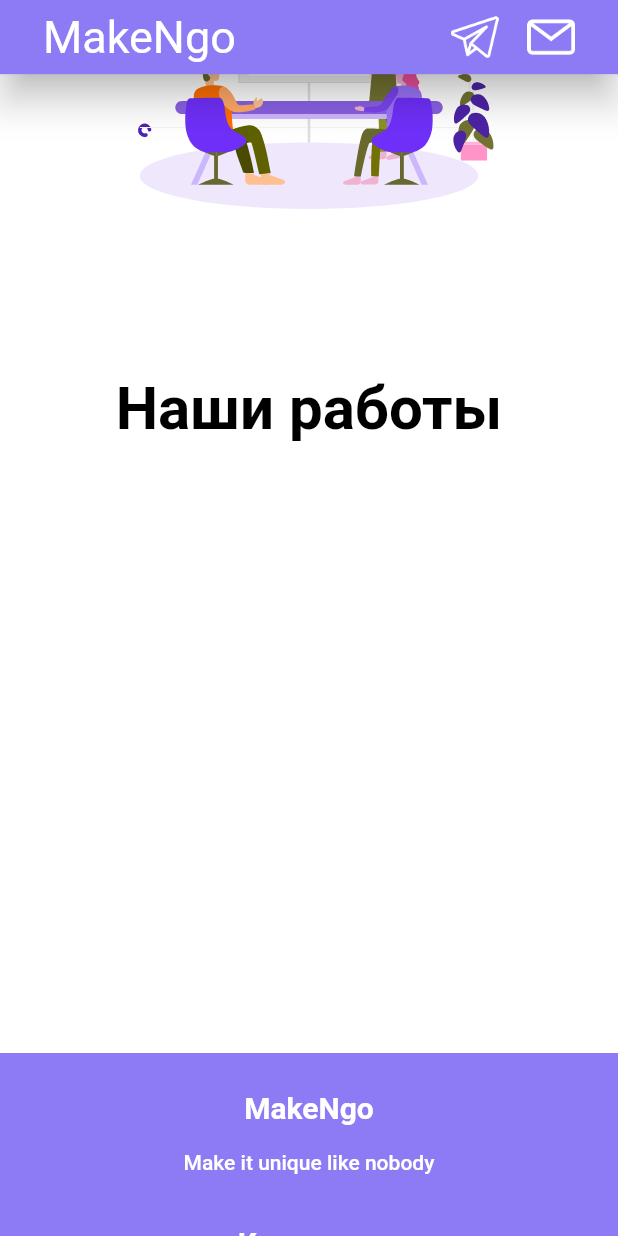
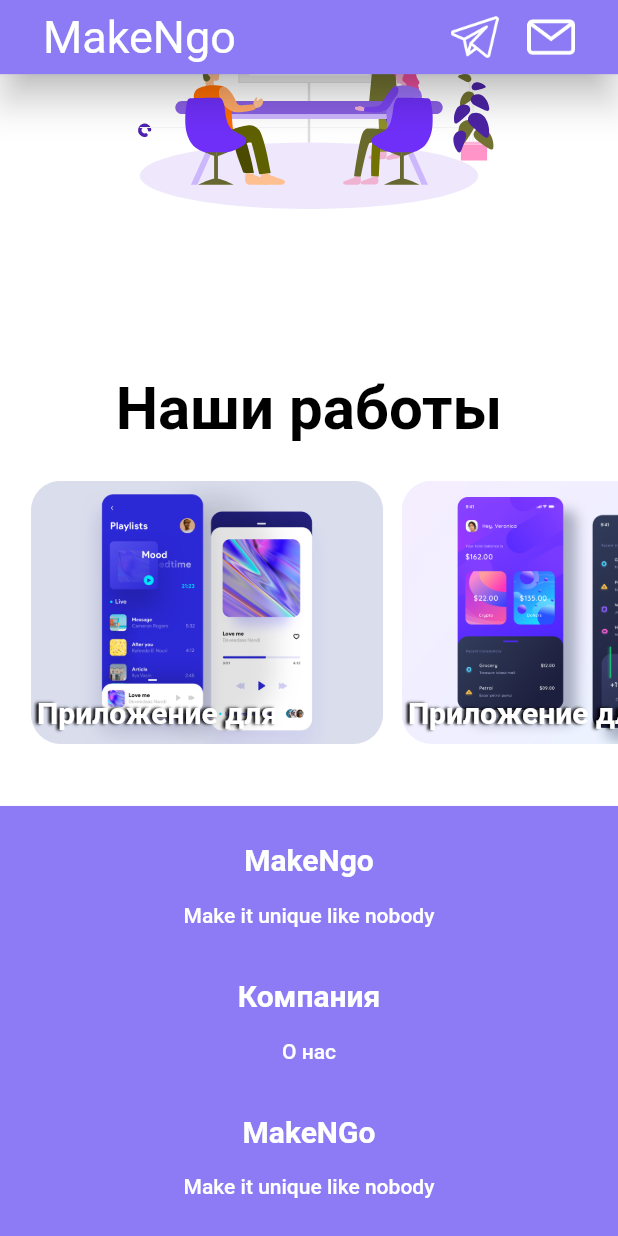
Before and after one commit to Nikiforov1Vladimir/web, a Flutter app: the screen it shows after launch, scrolled down 1152 dp, on a phone screen of 412 x 824 dp. Run offline on Flutter 3.47's test engine with Material 2 defaults, Android fonts, the phone set to English and light mode, and no system bars; drawn by our look-alikes of auto_size_text; our stand-ins replace lottie.

Commit message:
Added mobile portfolio

```diff
--- a/lib/presentation/mobile/widgets/mobile_flexible.dart
+++ b/lib/presentation/mobile/widgets/mobile_flexible.dart
@@ -19,7 +19,7 @@
           ),
           Column(
             children: [
-              AutoSizeText(flexibleText,style: Theme.of(context).textTheme.headline1,textAlign: TextAlign.center,maxLines: 3),
+              AutoSizeText(flexibleText,style: Theme.of(context).textTheme.headline3,textAlign: TextAlign.center,maxLines: 3),
               addVerticalSpace(MediaQuery.of(context).size.height * 0.03),
               const ContactUsButton(),
               addVerticalSpace(MediaQuery.of(context).size.height * 0.05),
--- a/lib/presentation/mobile/widgets/mobile_portfolio.dart
+++ b/lib/presentation/mobile/widgets/mobile_portfolio.dart
@@ -1,5 +1,7 @@
 import 'package:auto_size_text/auto_size_text.dart';
 import 'package:flutter/material.dart';
+import 'package:site/core/utils/helper_widgets.dart';
+import 'package:site/widgets/portfolio_container.dart';
 
 class MobilePortfolio extends StatelessWidget {
   const MobilePortfolio({Key? key}) : super(key: key);
@@ -7,14 +9,32 @@
   @override
   Widget build(BuildContext context) {
     return Container(
-      padding: EdgeInsets.symmetric(vertical:MediaQuery.of(context).size.height * 0.05,horizontal: MediaQuery.of(context).size.width * 0.15),
-      height: MediaQuery.of(context).size.height * 0.6,
+      padding: EdgeInsets.symmetric(vertical:MediaQuery.of(context).size.height * 0.05),
+      height: MediaQuery.of(context).size.height * 0.4,
       width: MediaQuery.of(context).size.width,
       color: Colors.white,
 
       child: Column(
+        crossAxisAlignment: CrossAxisAlignment.center,
+        mainAxisSize: MainAxisSize.max,
         children: [
           AutoSizeText('Наши работы',style: Theme.of(context).textTheme.headline2,maxLines: 1),
+          addVerticalSpace(MediaQuery.of(context).size.height * 0.03),
+          Expanded(
+            child: Container(
+              child: ListView(
+                padding: EdgeInsets.only(left: MediaQuery.of(context).size.width * 0.02,right: MediaQuery.of(context).size.width * 0.04),
+                physics: BouncingScrollPhysics(),
+                itemExtent: MediaQuery.of(context).size.width * 0.6,
+                scrollDirection: Axis.horizontal,
+                children: [
+                  PortfolioContainer(appName: 'Приложение для', image: 'assets/images/test_image_3.png'),
+                  PortfolioContainer(appName: 'Приложение для', image: 'assets/images/test_image_4.png'),
+                  PortfolioContainer(appName: 'Приложение для', image: 'assets/images/test_image_3.png'),
+                ],
+              ),
+            ),
+          )
         ],
       ),
     );
--- a/lib/widgets/portfolio_container.dart
+++ b/lib/widgets/portfolio_container.dart
@@ -19,6 +19,7 @@
         child: Container(
           padding: EdgeInsets.symmetric(horizontal: MediaQuery.of(context).size.width * 0.01,vertical: MediaQuery.of(context).size.height * 0.01),
           width: MediaQuery.of(context).size.width * 0.2,
+          height: MediaQuery.of(context).size.width * 0.2,
           clipBehavior: Clip.hardEdge,
           decoration: BoxDecoration(
               borderRadius: BorderRadius.circular(20),
--- a/pubspec.yaml
+++ b/pubspec.yaml
@@ -38,6 +38,7 @@
   web_smooth_scroll: ^1.0.0
   lottie: ^1.3.0
   auto_size_text: any
+  url_launcher: any
 
 dev_dependencies:
   flutter_test:
```
Also changed, not shown: lib/presentation/desktop/widgets/desktop_container.dart (+1 -6 lines), lib/widgets/arrow_button.dart (deleted, +0 -18 lines), lib/widgets/custom_app_bar.dart (+20 -3 lines), pubspec.lock.
